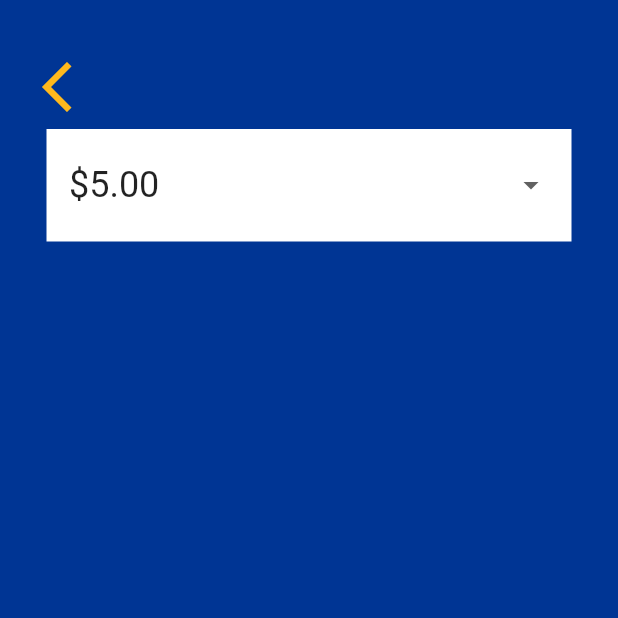
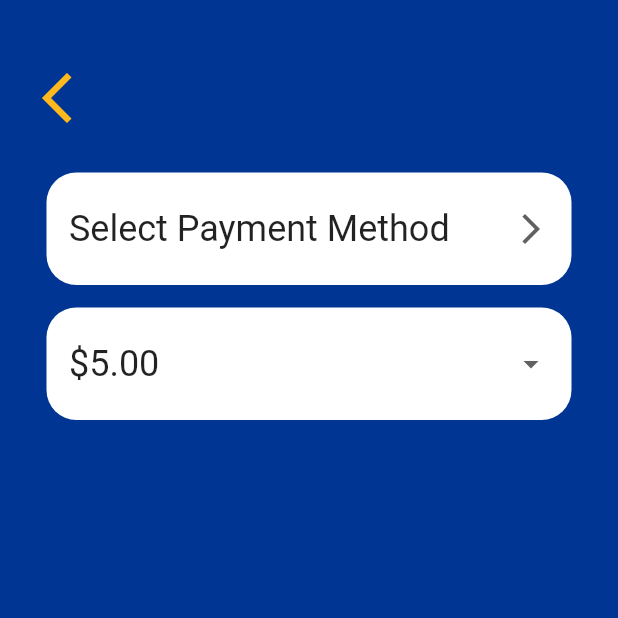
Before and after one commit to juradodiego/panther-central-ios-app, a Flutter app: the DashboardScreen screen opened directly, item 2 of the bottom bar chosen, after a tap on "Load Funds", on a phone screen of 412 x 824 dp, the top half of it. Run offline on Flutter 3.47's test engine with Material 2 defaults, Android fonts, the phone set to English and light mode, and no system bars.

Commit message:
Added Select Payment Method Drop Down

```diff
--- a/lib/models/card_model.dart
+++ b/lib/models/custom_card_model.dart
@@ -1,6 +1,6 @@
 import 'package:panther_central_ios_app/models/address_model.dart';
 
-class Card {
+class CustomCard {
   final String name;
   final String nameOnCard;
   final int number;
@@ -8,7 +8,7 @@ class Card {
   final int cvv;
   final Address billing;
 
-  Card(
+  CustomCard(
       {required this.name,
       required this.nameOnCard,
       required this.number,
@@ -16,8 +16,8 @@ class Card {
       required this.cvv,
       required this.billing});
 
-  factory Card.fromJson(Map<String, dynamic> json) {
-    return Card(
+  factory CustomCard.fromJson(Map<String, dynamic> json) {
+    return CustomCard(
         name: json["Name"],
         nameOnCard: json["NameOnCard"],
         number: json["Number"],
@@ -26,6 +26,8 @@ class Card {
         billing: Address.fromJson(json["Billing"]));
   }
 
+
+
   @override
   String toString() {
     return '{ $name, $nameOnCard, $number, $exp, $cvv, ${billing.toString()} }';
--- a/lib/models/user_model.dart
+++ b/lib/models/user_model.dart
@@ -1,5 +1,5 @@
 import 'package:panther_central_ios_app/models/transaction_model.dart';
-import 'package:panther_central_ios_app/models/card_model.dart';
+import 'package:panther_central_ios_app/models/custom_card_model.dart';
 
 class User {
   final String firstName;
@@ -7,7 +7,7 @@ class User {
   final String role;
   final Map<String, double> accounts;
   final List<Transaction> transactions;
-  final List<Card> cards;
+  final List<CustomCard> cards;
 
   User(
       {required this.firstName,
@@ -24,8 +24,8 @@ class User {
     List<Transaction> transactionList = transactionsJson
         .map((transactionsJson) => Transaction.fromJson(transactionsJson))
         .toList();
-    List<Card> cardList =
-        cardsJson.map((cardsJson) => Card.fromJson(cardsJson)).toList();
+    List<CustomCard> cardList =
+        cardsJson.map((cardsJson) => CustomCard.fromJson(cardsJson)).toList();
 
     return User(
         firstName: json["FirstName"],
--- a/lib/screens/dashboard_screen.dart
+++ b/lib/screens/dashboard_screen.dart
@@ -31,33 +31,42 @@ class _DashboardScreenState extends State<DashboardScreen> {
 
     return Scaffold(
         backgroundColor: PC_BLUE,
+        /* APPBAR: PC LOGO + SETTINGS BUTTON */
         appBar: PreferredSize(
           preferredSize: Size.fromHeight(100), // Set this height
+          child: Padding(
+            padding: const EdgeInsets.only(top: 30),
             child: Container(
               color: PC_BLUE,
               child: Row(
                 children: <Widget>[
+                  /* PC LOGO */
                   Padding(
-                  padding: const EdgeInsets.only(left: 10, top: 30.0),
+                    padding: const EdgeInsets.only(left:10),
                     child: SizedBox(
                         width: 75,
                         height: 75,
-                      child:
-                          Image.asset('asset/images/panther-central-logo.png')),
+                        child: Image.asset(
+                            'asset/images/panther-central-logo.png')),
                   ),
+                  Spacer(),
+                  /* SETTINGS BUTTON */
                   Padding(
-                  padding: const EdgeInsets.only(left: 200, top: 30.0, right: 10),
+                    padding: const EdgeInsets.only(right: 10),
                     child: IconButton(
                       icon: Icon(Icons.settings),
                       iconSize: 60,
                       color: PC_YELLOW,
                       onPressed: () {
-                      Navigator.push(context,
-                          MaterialPageRoute(builder: (_) => SettingsScreen()));
+                        Navigator.push(
+                            context,
+                            MaterialPageRoute(
+                                builder: (_) => SettingsScreen()));
                       },
                     ),
                   ),
                 ],
+              ),
             ),
           ),
         ),
@@ -68,9 +77,16 @@ class _DashboardScreenState extends State<DashboardScreen> {
             SingleChildScrollView(
               child: Column(
                 children: <Widget>[
-                  Icon(Icons.warning_rounded, size: 75, color: PC_YELLOW,),
-                  Text("Under Construction", style: TextStyle(fontWeight: FontWeight.bold, color: PC_YELLOW),),
-
+                  Icon(
+                    Icons.warning_rounded,
+                    size: 75,
+                    color: PC_YELLOW,
+                  ),
+                  Text(
+                    "Under Construction",
+                    style: TextStyle(
+                        fontWeight: FontWeight.bold, color: PC_YELLOW),
+                  ),
                 ],
               ),
             ),
@@ -81,7 +97,7 @@ class _DashboardScreenState extends State<DashboardScreen> {
                   /* PANTHER FUNDS ACCOUNT */
                   // TODO Display Account Balance
                   Padding(
-                    padding: const EdgeInsets.only(top: 15),
+                    padding: const EdgeInsets.only(top: 0),
                     child: Container(
                       height: 75,
                       width: 350,
@@ -99,6 +115,7 @@ class _DashboardScreenState extends State<DashboardScreen> {
                       decoration: BoxDecoration(
                           color: PC_YELLOW,
                           borderRadius: BorderRadius.circular(20)),
+                      // TODO Change from TextButton -> ElevatedButton
                       child: TextButton(
                         onPressed: () {
                           Navigator.push(
@@ -144,8 +161,16 @@ class _DashboardScreenState extends State<DashboardScreen> {
             SingleChildScrollView(
               child: Column(
                 children: <Widget>[
-                  Icon(Icons.warning_rounded, size: 75, color: PC_YELLOW,),
-                  Text("Under Construction", style: TextStyle(fontWeight: FontWeight.bold, color: PC_YELLOW),),
+                  Icon(
+                    Icons.warning_rounded,
+                    size: 75,
+                    color: PC_YELLOW,
+                  ),
+                  Text(
+                    "Under Construction",
+                    style: TextStyle(
+                        fontWeight: FontWeight.bold, color: PC_YELLOW),
+                  ),
                 ],
               ),
             )
--- a/lib/screens/load_funds_screen.dart
+++ b/lib/screens/load_funds_screen.dart
@@ -1,5 +1,8 @@
 import 'package:flutter/material.dart';
-import 'package:panther_central_ios_app/screens/select_amount_screen.dart';
+import 'package:panther_central_ios_app/screens/select_payment_screen.dart';
+import 'package:panther_central_ios_app/models/custom_card_model.dart';
+import 'package:panther_central_ios_app/viewModel/user_view_model.dart';
+import 'package:panther_central_ios_app/models/address_model.dart';
 
 class LoadFundsScreen extends StatefulWidget {
   @override
@@ -7,24 +10,35 @@ class LoadFundsScreen extends StatefulWidget {
 }
 
 class _LoadFundsScreenState extends State<LoadFundsScreen> {
+
   List<String> items = <String>[r'$5.00', r'$10.00', r'$25.00', r'$50.00'];
+  List<String> paymentMethods = <String>['Select Payment Method'];
   String? selectedItem = r'$5.00';
+  String? paymentMethod = 'Select Payment Method';
+
+
 
   @override
   Widget build(BuildContext context) {
     const PC_YELLOW = Color.fromARGB(255, 255, 185, 29);
     const PC_BLUE = Color.fromARGB(255, 0, 53, 148);
 
+    getPaymentMethods();
+
     return Scaffold(
       backgroundColor: PC_BLUE,
       /* GO BACK ICON BUTTON */
       appBar: PreferredSize(
           preferredSize: Size.fromHeight(100), // Set this height
+          child: Padding(
+            padding: const EdgeInsets.only(top: 30),
             child: Container(
+              height: 75,
+              width: 75,
               color: PC_BLUE,
               child: Row(children: <Widget>[
                 Padding(
-                  padding: const EdgeInsets.only(left: 10, top: 30.0),
+                  padding: const EdgeInsets.only(left: 10),
                   child: IconButton(
                     icon: Icon(Icons.arrow_back_ios_new),
                     iconSize: 40,
@@ -34,44 +48,50 @@ class _LoadFundsScreenState extends State<LoadFundsScreen> {
                     },
                   ),
                 ),
-              ]))),
+              ]),
+            ),
+          )),
       body: Center(
         child: Column(
           children: <Widget>[
             /* Select Payment Method */
-            // Padding(
-            //   padding: const EdgeInsets.only(top: 15),
-            //   child: Container(
-            //     height: 75,
-            //     width: 350,
-            //     decoration: BoxDecoration(
-            //         color: PC_YELLOW, borderRadius: BorderRadius.circular(20)),
-            //     child: ElevatedButton(
-            //         onPressed: () {
-            //           Navigator.push(
-            //               context,
-            //               MaterialPageRoute(
-            //                   builder: (_) => SelectAmountScreen()));
-            //         },
-            //         child: Row(
-            //           children: [
-            //             Text("Select Payment Method"),
-            //             SizedBox(
-            //               width: 100,
-            //             ),
-            //             Icon(
-            //               Icons.arrow_forward_ios,
-            //               size: 24,
-            //             ),
-            //           ],
-            //         )),
-            //   ),
-            // ),
-            /*Select Amount */
-            Container(
+            Padding(
+              padding: const EdgeInsets.only(top: 15),
+              child: Container(
                 width: 350,
                 height: 75,
+                decoration: BoxDecoration(
                     color: Colors.white,
+                    borderRadius: BorderRadius.circular(20)),
+                child: DropdownButtonHideUnderline(
+                  child: DropdownButton<String>(
+                    value: paymentMethod,
+                    items: paymentMethods
+                        .map((method) => DropdownMenuItem<String>(
+                      value: method,
+                      child: Padding(
+                          padding: const EdgeInsets.only(left: 15),
+                          child: Text(method,
+                              style: TextStyle(fontSize: 24))),
+                    ))
+                        .toList(),
+                    onChanged: (method) => setState(() => paymentMethod = method),
+                    icon: Padding(
+                        padding: const EdgeInsets.only(right: 15),
+                        child: Icon(Icons.arrow_forward_ios)),
+                  ),
+                ),
+              ),
+            ),
+            /* SELECT AMOUNT DROPDOWN MENU */
+            Padding(
+              padding: const EdgeInsets.only(top: 15),
+              child: Container(
+                width: 350,
+                height: 75,
+                decoration: BoxDecoration(
+                    color: Colors.white,
+                    borderRadius: BorderRadius.circular(20)),
                 child: DropdownButtonHideUnderline(
                   child: DropdownButton<String>(
                     value: selectedItem,
@@ -81,9 +101,7 @@ class _LoadFundsScreenState extends State<LoadFundsScreen> {
                               child: Padding(
                                   padding: const EdgeInsets.only(left: 15),
                                   child: Text(item,
-                                    style: TextStyle(fontSize: 24)
-                                )
-                            ),
+                                      style: TextStyle(fontSize: 24))),
                             ))
                         .toList(),
                     onChanged: (item) => setState(() => selectedItem = item),
@@ -93,9 +111,50 @@ class _LoadFundsScreenState extends State<LoadFundsScreen> {
                   ),
                 ),
               ),
+            )
           ],
         ),
       ),
     );
   }
+
+  void getPaymentMethods() {
+    // userViewModel.cards  // get Cards from UserViewModel
+    // Iterate through Cards
+    final cards = <CustomCard>[];
+    final card_one = CustomCard(
+        name: "Citi",
+        nameOnCard: "James Polk",
+        number: 1234567812345678,
+        exp: "08/25",
+        cvv: 123,
+        billing: Address(
+            lineOne: "123 Mulberry St.",
+            lineTwo: "",
+            city: "Pittsburgh",
+            state: "PA",
+            zip: "12345"));
+    final card_two = CustomCard(
+        name: "Citi",
+        nameOnCard: "James Polk",
+        number: 1234567812341234,
+        exp: "08/25",
+        cvv: 123,
+        billing: Address(
+            lineOne: "123 Mulberry St.",
+            lineTwo: "",
+            city: "Pittsburgh",
+            state: "PA",
+            zip: "12345"));
+    cards.add(card_one);
+    cards.add(card_two);
+
+    if (paymentMethods.length != cards.length + 1){
+      for (final c in cards){
+        var n = c.number.toString().substring(16 - 4); // Get Last 4 digits from card
+        paymentMethods.add("Account ending in x" + n); // Append Last 4 digits to String "Card ending in x"; Append String to List
       }
+    }
+
+  }
+}
--- a/lib/screens/select_amount_screen.dart
+++ b/lib/screens/select_amount_screen.dart
@@ -1,4 +1,6 @@
 import 'package:flutter/material.dart';
+
+import 'package:panther_central_ios_app/viewModel/users_view_model.dart';
 
 class SelectAmountScreen extends StatefulWidget {
   @override
@@ -6,6 +8,7 @@ class SelectAmountScreen extends StatefulWidget {
 }
 
 class _SelectAmountScreenState extends State<SelectAmountScreen> {
+
   @override
   Widget build(BuildContext context) {
     const PC_YELLOW = Color.fromARGB(255, 255, 185, 29);
--- a/lib/screens/settings_screen.dart
+++ b/lib/screens/settings_screen.dart
@@ -16,11 +16,15 @@ class _SettingsScreenState extends State<SettingsScreen> {
         backgroundColor: PC_BLUE,
         appBar: PreferredSize(
             preferredSize: Size.fromHeight(100), // Set this height
-            child: Container(
+            child: Padding(
+              padding: const EdgeInsets.only(top: 30),
+              child: Container(
+                height: 75,
+                width: 75,
                 color: PC_BLUE,
                 child: Row(children: <Widget>[
                   Padding(
-                    padding: const EdgeInsets.only(left: 10, top: 30.0),
+                    padding: const EdgeInsets.only(left: 10),
                     child: IconButton(
                       icon: Icon(Icons.arrow_back_ios_new),
                       iconSize: 40,
@@ -30,7 +34,9 @@ class _SettingsScreenState extends State<SettingsScreen> {
                       },
                     ),
                   ),
-                ]))),
+                ]),
+              ),
+            )),
         body: SingleChildScrollView(
             child: Column(children: <Widget>[
           // TODO Add Setting Toggles
--- a/lib/viewModel/user_view_model.dart
+++ b/lib/viewModel/user_view_model.dart
@@ -1,6 +1,6 @@
 import 'package:panther_central_ios_app/models/user_model.dart';
 import 'package:panther_central_ios_app/models/transaction_model.dart';
-import 'package:panther_central_ios_app/models/card_model.dart';
+import 'package:panther_central_ios_app/models/custom_card_model.dart';
 
 class UserViewModel {
 
@@ -28,7 +28,7 @@ class UserViewModel {
     return user.transactions;
   }
 
-  List<Card> get cards {
+  List<CustomCard> get cards {
     return user.cards;
   }
 }
```
Lines whose indentation alone changed are shown as unchanged.
